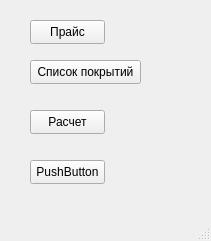
Old version of the form main_window.ui in the repository onel6un/asphprod.
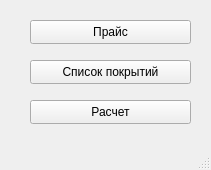
New version of the form.

Patch:
```diff
--- a/main_window.ui
+++ b/main_window.ui
@@ -7,7 +7,7 @@
     <x>0</x>
     <y>0</y>
     <width>211</width>
-    <height>241</height>
+    <height>170</height>
    </rect>
   </property>
   <property name="windowTitle">
@@ -19,7 +19,7 @@
      <rect>
       <x>30</x>
       <y>20</y>
-      <width>75</width>
+      <width>161</width>
       <height>24</height>
      </rect>
     </property>
@@ -32,7 +32,7 @@
      <rect>
       <x>30</x>
       <y>60</y>
-      <width>111</width>
+      <width>161</width>
       <height>24</height>
      </rect>
     </property>
@@ -44,8 +44,8 @@
     <property name="geometry">
      <rect>
       <x>30</x>
-      <y>110</y>
-      <width>75</width>
+      <y>100</y>
+      <width>161</width>
       <height>24</height>
      </rect>
     </property>
@@ -53,19 +53,6 @@
      <string>Расчет</string>
     </property>
    </widget>
-   <widget class="QPushButton" name="pushButton_4">
-    <property name="geometry">
-     <rect>
-      <x>30</x>
-      <y>160</y>
-      <width>75</width>
-      <height>24</height>
-     </rect>
-    </property>
-    <property name="text">
-     <string>PushButton</string>
-    </property>
-   </widget>
   </widget>
   <widget class="QMenuBar" name="menubar">
    <property name="geometry">
```
Left out of the diff: 2 changed lines with no effect on the pictures.
